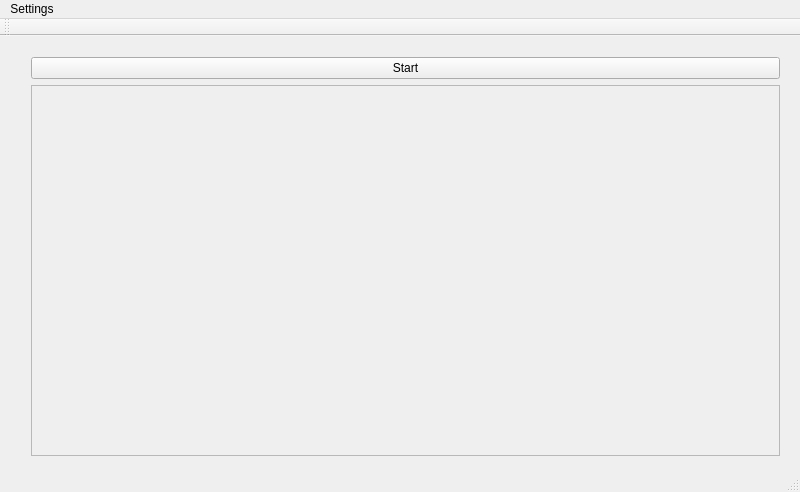
First picture: the form in mainwindow.ui, repository archerHe/heyuan, before the edit.
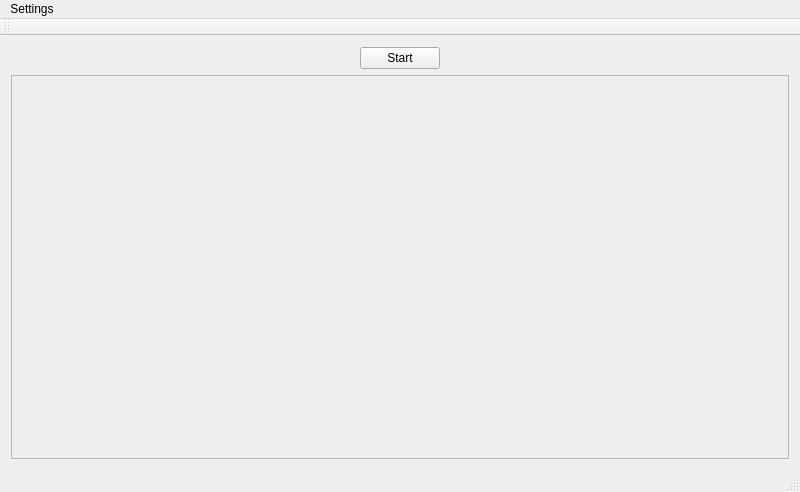
Second picture: the form after the edit.

The edit to the form file:
```diff
--- a/mainwindow.ui
+++ b/mainwindow.ui
@@ -14,18 +14,24 @@
    <string>MainWindow</string>
   </property>
   <widget class="QWidget" name="centralWidget">
-   <widget class="QWidget" name="layoutWidget">
-    <property name="geometry">
-     <rect>
-      <x>20</x>
-      <y>10</y>
-      <width>771</width>
-      <height>421</height>
-     </rect>
-    </property>
+   <layout class="QVBoxLayout" name="verticalLayout_2">
+    <item>
     <layout class="QVBoxLayout" name="verticalLayout">
      <item>
       <layout class="QHBoxLayout" name="horizontalLayout">
+        <item>
+         <spacer name="horizontalSpacer">
+          <property name="orientation">
+           <enum>Qt::Horizontal</enum>
+          </property>
+          <property name="sizeHint" stdset="0">
+           <size>
+            <width>40</width>
+            <height>20</height>
+           </size>
+          </property>
+         </spacer>
+        </item>
        <item>
         <widget class="QPushButton" name="btn_burning_switch">
          <property name="text">
@@ -33,6 +39,19 @@
          </property>
         </widget>
        </item>
+        <item>
+         <spacer name="horizontalSpacer_2">
+          <property name="orientation">
+           <enum>Qt::Horizontal</enum>
+          </property>
+          <property name="sizeHint" stdset="0">
+           <size>
+            <width>40</width>
+            <height>20</height>
+           </size>
+          </property>
+         </spacer>
+        </item>
       </layout>
      </item>
      <item>
@@ -45,15 +64,16 @@
          <rect>
           <x>0</x>
           <y>0</y>
-          <width>767</width>
-          <height>382</height>
+           <width>778</width>
+           <height>375</height>
          </rect>
         </property>
        </widget>
       </widget>
      </item>
     </layout>
-   </widget>
+    </item>
+   </layout>
   </widget>
   <widget class="QMenuBar" name="menuBar">
    <property name="geometry">
```
Left out of the diff: 9 changed lines with no effect on the pictures. Lines whose indentation alone changed are shown as unchanged.
